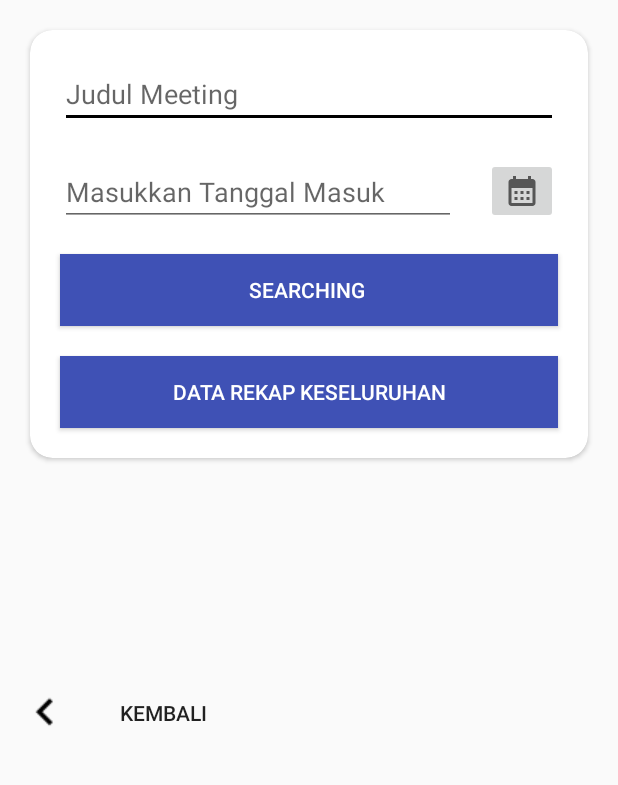
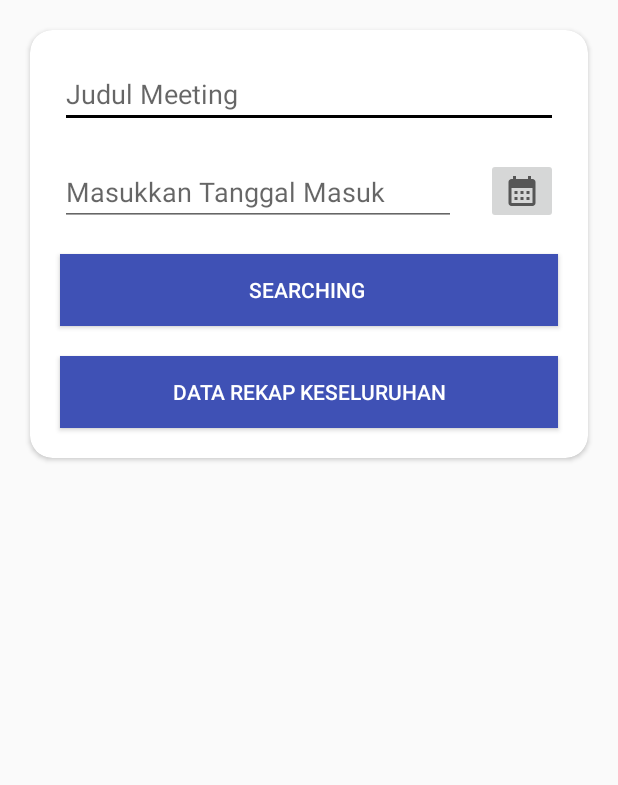
Before and after one commit to Marya021/MAKECRUD, an Android app: the RekapMeeting screen opened directly, with no data from a screen before it, on a phone screen of 412 x 824 dp, the part 201-986 px from its top. Run offline under Robolectric (Android 15) with nearby library versions, the phone set to English and light mode, and no system bars; our stand-ins replace ButterKnife.

Commit message:
Make date format

```diff
--- a/app/build.gradle
+++ b/app/build.gradle
@@ -48,6 +48,11 @@ dependencies {
         exclude group: 'stax', module: 'stax'
     }
 
+    //Itext PDF
+    implementation group: 'com.itextpdf', name: 'itextpdf', version: '5.5.13.1'
+
+    implementation 'androidx.navigation:navigation-fragment:2.3.5'
+
     //JakeWharton
     implementation 'com.jakewharton.threetenabp:threetenabp:1.3.1'
 
--- a/app/src/main/java/com/shiend/makecrud/RekapMeeting.java
+++ b/app/src/main/java/com/shiend/makecrud/RekapMeeting.java
@@ -42,7 +42,7 @@ public class RekapMeeting extends AppCompatActivity {
     @BindView(R.id.etTanggal)
     EditText etTanggal;
 
-
+    private EditText tanggalMeeting;
     private ImageButton ibMasuk;
     private service services;
     private SimpleDateFormat dateFormat;
@@ -58,7 +58,7 @@ public class RekapMeeting extends AppCompatActivity {
 
         ButterKnife.bind(this, this);
         ibMasuk = findViewById(R.id.ibTanggalMasuk);
-
+        tanggalMeeting = findViewById(R.id.etTanggal);
         services = utils.getClient().create(service.class);
 
 //        judul = etJudul.getText().toString();
@@ -109,7 +109,7 @@ public class RekapMeeting extends AppCompatActivity {
 
 
         //dateFormat
-        dateFormat = new SimpleDateFormat("yyyy-MM-dd");
+        dateFormat = new SimpleDateFormat("dd-MM-yyyy");
 
         ibMasuk.setOnClickListener(new View.OnClickListener() {
             @Override
@@ -119,19 +119,6 @@ public class RekapMeeting extends AppCompatActivity {
                 blnMasuk = calendar.get(Calendar.MONTH);
                 tglMasuk = calendar.get(Calendar.DAY_OF_MONTH);
 
-
-                Button btn1=(Button)findViewById(R.id.button2);
-
-                btn1.setOnClickListener(new View.OnClickListener() {
-                    @Override
-                    public void onClick(View v) {
-                        Intent inte = new Intent(RekapMeeting.this, MainActivity.class);
-                        startActivity(inte);
-                    }
-                });
-
-
-
                 DatePickerDialog pickerDialog;
                 pickerDialog = new DatePickerDialog(RekapMeeting.this, new DatePickerDialog.OnDateSetListener() {
                     @Override
@@ -140,7 +127,7 @@ public class RekapMeeting extends AppCompatActivity {
                         blnMasuk = month;
                         tglMasuk = dayOfMonth;
 
-                        etTanggal.setText(dateFormat.format(calendar.getTime()));
+                        tanggalMeeting.setText(thnMasuk + "-" + blnMasuk + "-" + tglMasuk);
                     }
                 }, thnMasuk, blnMasuk, tglMasuk);
                 pickerDialog.setTitle("Tanggal Masuk");
--- a/app/src/main/res/layout/activity_main.xml
+++ b/app/src/main/res/layout/activity_main.xml
@@ -15,7 +15,7 @@
         android:layout_above="@+id/button2"
         android:layout_alignParentTop="true"
         android:layout_alignParentEnd="true"
-        android:layout_alignParentRight="true"></ListView>
+        android:layout_alignParentRight="true" />
 
     <EditText
         android:id="@+id/editText5"
--- a/app/src/main/res/layout/data_rekap.xml
+++ b/app/src/main/res/layout/data_rekap.xml
@@ -97,18 +97,18 @@
         </androidx.cardview.widget.CardView>
 
 
-        <Button
-            android:id="@+id/button2"
-            style="?android:attr/borderlessButtonStyle"
-            android:layout_width="181dp"
-            android:layout_height="wrap_content"
-            android:layout_alignParentBottom="true"
-            android:layout_marginTop="480dp"
-            android:layout_marginEnd="2830dp"
-            android:layout_marginRight="2830dp"
-            android:layout_marginBottom="45dp"
-            android:drawableLeft="@drawable/ic_arrow"
-            android:text="Kembali" />
+<!--        <Button-->
+<!--            android:id="@+id/button2"-->
+<!--            style="?android:attr/borderlessButtonStyle"-->
+<!--            android:layout_width="181dp"-->
+<!--            android:layout_height="wrap_content"-->
+<!--            android:layout_alignParentBottom="true"-->
+<!--            android:layout_marginTop="480dp"-->
+<!--            android:layout_marginEnd="2830dp"-->
+<!--            android:layout_marginRight="2830dp"-->
+<!--            android:layout_marginBottom="45dp"-->
+<!--            android:drawableLeft="@drawable/ic_arrow"-->
+<!--            android:text="Kembali" />-->
 
     </RelativeLayout>
 
```
Also changed, not shown: app/src/main/java/com/shiend/makecrud/RekapActivity.java (+13 -3 lines).
